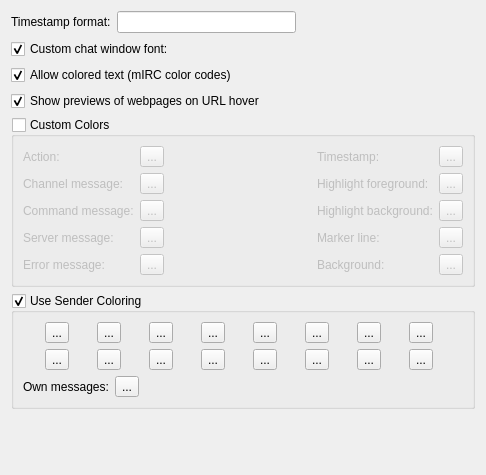
This is src/qtui/settingspages/chatviewsettingspage.ui in quassel/quassel as Qt 5 draws it before an edit. The edited form follows.
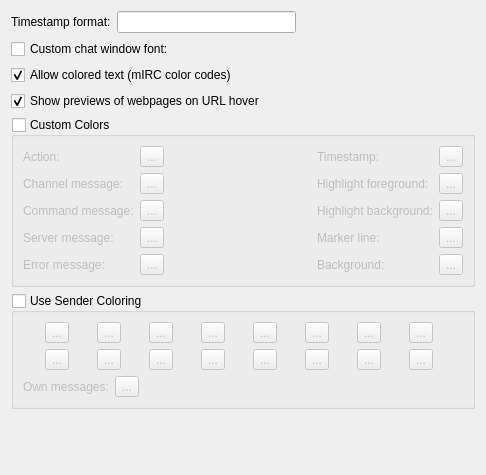
This is the edited form. Custom widgets are drawn as their Qt base class.

Commit message:
Change defaults for some ChatView-related settings
Since we don't have settings.qss on a new install, we cannot enable things by default.
User must manually enable them and apply the dialog for generating the stylesheet.

The edit to the form file:
```diff
--- a/src/qtui/settingspages/chatviewsettingspage.ui
+++ b/src/qtui/settingspages/chatviewsettingspage.ui
@@ -59,7 +59,7 @@
         <string>Custom chat window font:</string>
        </property>
        <property name="checked">
-        <bool>true</bool>
+        <bool>false</bool>
        </property>
        <property name="settingsKey" stdset="0">
         <string>/QtUiStyle/Fonts/UseCustomChatViewFont</string>
@@ -400,6 +400,9 @@
      <property name="checkable">
       <bool>true</bool>
      </property>
+     <property name="checked">
+      <bool>false</bool>
+     </property>
      <property name="settingsKey" stdset="0">
       <string>/QtUiStyle/Colors/UseSenderColors</string>
      </property>
```
Left out of the diff: 4 changed lines with no effect on the pictures.
